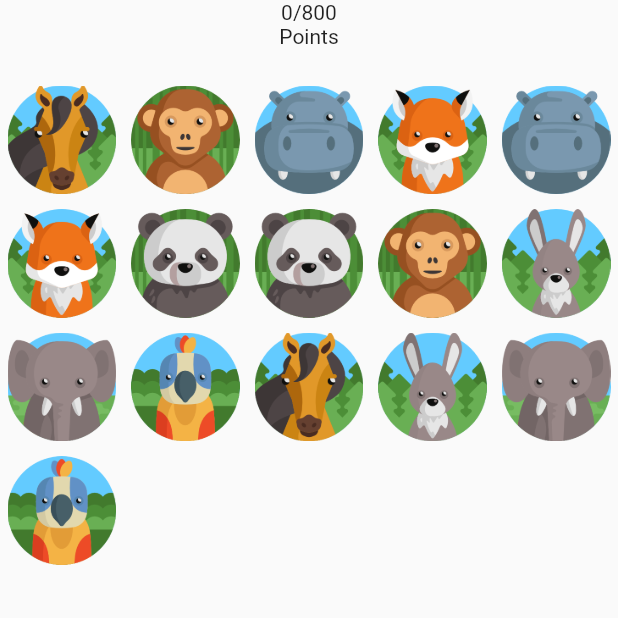
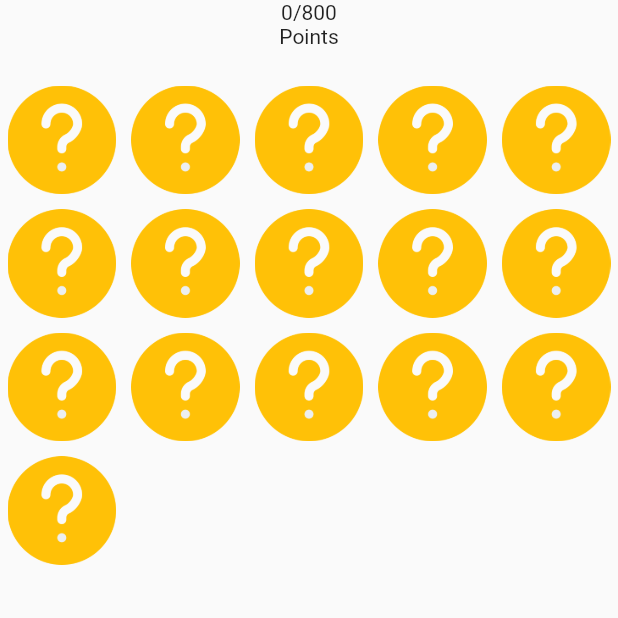
Before and after one commit to DaminduSandaruwan/MemoryGame, a Flutter app: the screen it shows after launch, on a phone screen of 412 x 824 dp, the top half of it. Run offline on Flutter 3.47's test engine with Material 2 defaults, Android fonts, the phone set to English and light mode, and no system bars.

Commit message:
delay and show question

```diff
--- a/lib/data/data.dart
+++ b/lib/data/data.dart
@@ -70,3 +70,75 @@ List<TileModel> getPairs(){
 
   return pairs;
 }
+
+
+List<TileModel> getQuestions(){
+  List<TileModel> pairs = new List<TileModel>();
+  TileModel tileModel = new TileModel();
+
+  // 1
+  tileModel.setImageAssetPath("assets/question.png");
+  tileModel.setIsSelected(false);
+  pairs.add(tileModel);
+  pairs.add(tileModel);
+
+  tileModel = new TileModel();
+
+  // 2
+  tileModel.setImageAssetPath("assets/question.png");
+  tileModel.setIsSelected(false);
+  pairs.add(tileModel);
+  pairs.add(tileModel);
+
+  tileModel = new TileModel();
+
+  // 3
+  tileModel.setImageAssetPath("assets/question.png");
+  tileModel.setIsSelected(false);
+  pairs.add(tileModel);
+  pairs.add(tileModel);
+
+  tileModel = new TileModel();
+
+  // 4
+  tileModel.setImageAssetPath("assets/question.png");
+  tileModel.setIsSelected(false);
+  pairs.add(tileModel);
+  pairs.add(tileModel);
+
+  tileModel = new TileModel();
+
+  // 5
+  tileModel.setImageAssetPath("assets/question.png");
+  tileModel.setIsSelected(false);
+  pairs.add(tileModel);
+  pairs.add(tileModel);
+
+  tileModel = new TileModel();
+
+  // 6
+  tileModel.setImageAssetPath("assets/question.png");
+  tileModel.setIsSelected(false);
+  pairs.add(tileModel);
+  pairs.add(tileModel);
+
+  tileModel = new TileModel();
+
+  // 7
+  tileModel.setImageAssetPath("assets/question.png");
+  tileModel.setIsSelected(false);
+  pairs.add(tileModel);
+  pairs.add(tileModel);
+
+  tileModel = new TileModel();
+
+  // 8
+  tileModel.setImageAssetPath("assets/question.png");
+  tileModel.setIsSelected(false);
+  pairs.add(tileModel);
+  pairs.add(tileModel);
+
+  tileModel = new TileModel();
+
+  return pairs;
+}
--- a/lib/main.dart
+++ b/lib/main.dart
@@ -32,6 +32,7 @@ class HomePage extends StatefulWidget {
 class _HomePageState extends State<HomePage> {
 
   List<TileModel> pairs = new List<TileModel>();
+  List<TileModel> visiblePairs = new List<TileModel>();
 
 
   @override
@@ -40,6 +41,13 @@ class _HomePageState extends State<HomePage> {
     super.initState();
     pairs = getPairs();
     pairs.shuffle();
+
+    visiblePairs = pairs;
+    Future.delayed(const Duration(seconds: 5),(){
+      setState(() {
+        visiblePairs = getQuestions();
+      });
+    });
   }
 
   @override
@@ -57,10 +65,10 @@ class _HomePageState extends State<HomePage> {
                 mainAxisSpacing: 0.0,
                 maxCrossAxisExtent: 100,
               ),
-              children: List.generate(pairs.length, (index){
+              children: List.generate(visiblePairs.length, (index){
                 return Tile(
-                  imageAssetPath: pairs[index].getImageAssetPath(),
-                  selected: pairs[index].getIsSelected(),
+                  imageAssetPath: visiblePairs[index].getImageAssetPath(),
+                  selected: visiblePairs[index].getIsSelected(),
                   parent: this,
                 );
               }),
```
